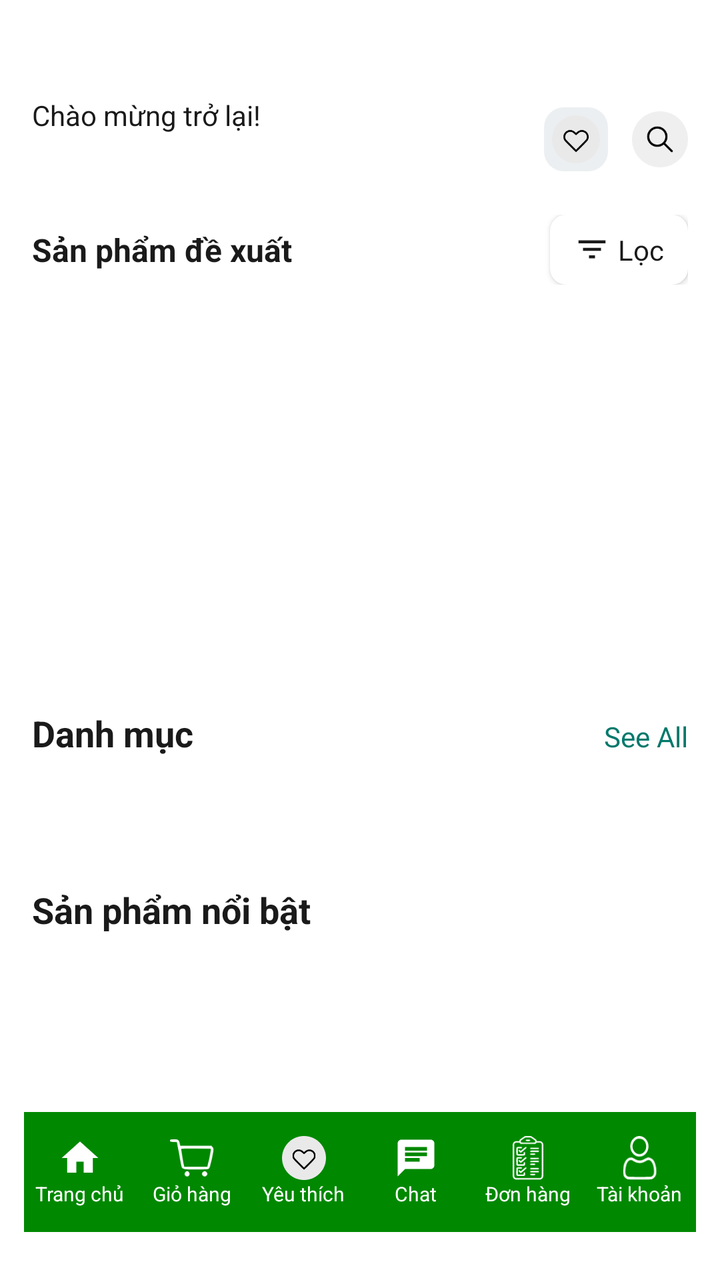
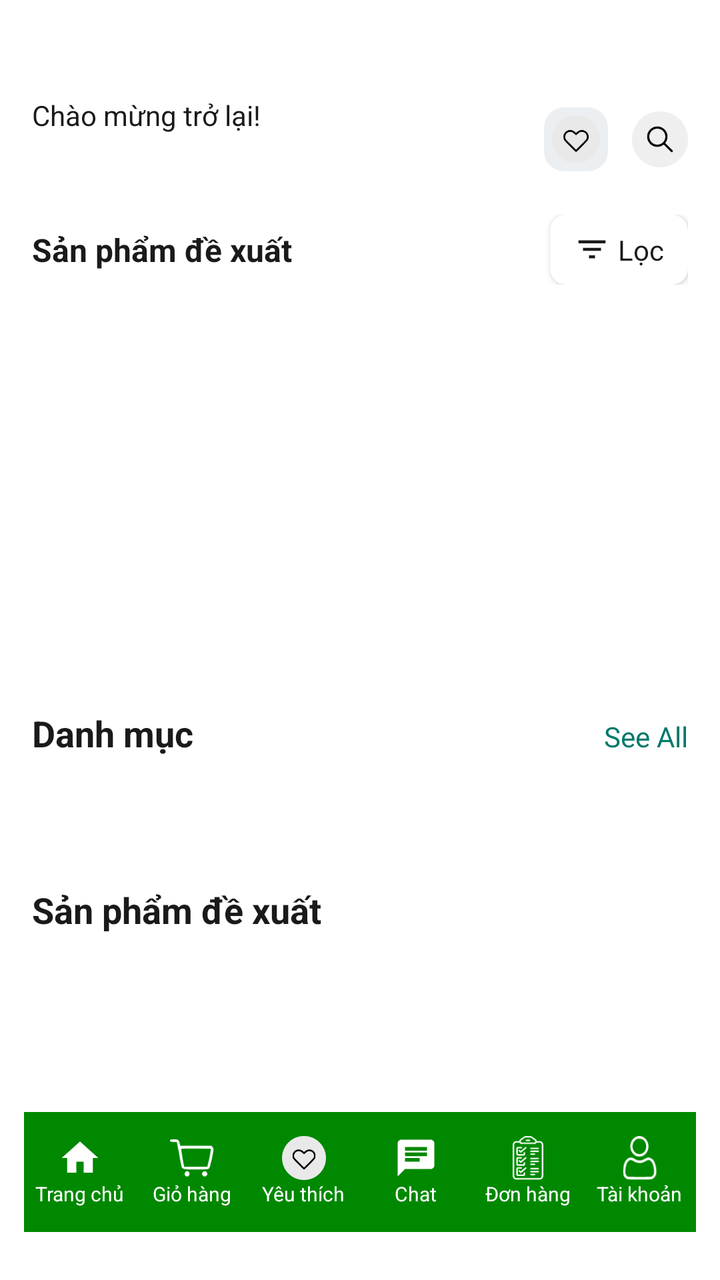

Compare the two renders of this Android layout. The source of the first and the diff that turns it into the second are given below.
<!-- AndroidManifest.xml: application theme Theme.DEMO -->
<!-- res/layout/activity_main.xml -->
<?xml version="1.0" encoding="utf-8"?>
<androidx.constraintlayout.widget.ConstraintLayout xmlns:android="http://schemas.android.com/apk/res/android"
    xmlns:app="http://schemas.android.com/apk/res-auto"
    xmlns:tools="http://schemas.android.com/tools"
    android:id="@+id/main"
    android:layout_width="match_parent"
    android:layout_height="match_parent"
    tools:context=".Activity.MainActivity">

    
    <androidx.core.widget.NestedScrollView
        android:id="@+id/mainScroll"
        android:layout_width="match_parent"
        android:layout_height="0dp"
        app:layout_constraintTop_toTopOf="parent"
        app:layout_constraintBottom_toTopOf="@id/bottomNav"
        android:fillViewport="true">

        <LinearLayout
            android:layout_width="match_parent"
            android:layout_height="wrap_content"
            android:orientation="vertical"
            android:paddingBottom="100dp">

            
            <LinearLayout
                android:layout_width="match_parent"
                android:layout_height="wrap_content"
                android:orientation="horizontal"
                android:paddingHorizontal="16dp"
                android:layout_marginTop="48dp"
                android:gravity="center_vertical">

                <LinearLayout
                    android:layout_width="0dp"
                    android:layout_height="wrap_content"
                    android:layout_weight="1"
                    android:orientation="vertical">

                    <TextView
                        android:layout_width="wrap_content"
                        android:layout_height="wrap_content"
                        android:text="Chào mừng trở lại!"
                        android:textColor="@color/black" />

                    <TextView
                        android:id="@+id/nametitle"
                        android:layout_width="wrap_content"
                        android:layout_height="wrap_content"
                        android:textSize="18sp"
                        android:textStyle="bold"
                        android:textColor="#ff7f50" />
                </LinearLayout>

                
                <ImageView
                    android:id="@+id/wishlistBtn"
                    android:layout_width="32dp"
                    android:layout_height="32dp"
                    android:layout_marginEnd="12dp"
                    android:padding="4dp"
                    android:background="@drawable/grey_bg"
                    android:src="@drawable/fav_icon"
                    android:contentDescription="Wishlist" />

                <ImageView
                    android:id="@+id/btnSearch"
                    android:layout_width="28dp"
                    android:layout_height="28dp"
                    app:srcCompat="@drawable/search_icon" />

                <SearchView
                    android:id="@+id/searchView"
                    android:layout_width="0dp"
                    android:layout_height="wrap_content"
                    android:layout_weight="1"
                    android:visibility="gone"
                    app:iconifiedByDefault="false"
                    app:queryHint="Tìm kiếm sản phẩm..." />

                <Button
                    android:id="@+id/btnSearchSubmit"
                    android:layout_width="wrap_content"
                    android:layout_height="wrap_content"
                    android:text="Tìm"
                    android:visibility="gone" />
            </LinearLayout>

            
            <LinearLayout
                android:id="@+id/filterBar"
                android:layout_width="match_parent"
                android:layout_height="wrap_content"
                android:orientation="horizontal"
                android:paddingHorizontal="16dp"
                android:layout_marginTop="16dp"
                android:gravity="center_vertical">

                <TextView
                    android:layout_width="wrap_content"
                    android:layout_height="wrap_content"
                    android:text="Sản phẩm đề xuất"
                    android:textSize="16sp"
                    android:textStyle="bold"
                    android:textColor="@color/black" />

                <View
                    android:layout_width="0dp"
                    android:layout_height="0dp"
                    android:layout_weight="1" />

                
                <androidx.cardview.widget.CardView
                    android:id="@+id/filterBtn"
                    android:layout_width="wrap_content"
                    android:layout_height="wrap_content"
                    android:layout_marginStart="8dp"
                    app:cardCornerRadius="8dp"
                    app:cardElevation="2dp">

                    <LinearLayout
                        android:layout_width="wrap_content"
                        android:layout_height="wrap_content"
                        android:orientation="horizontal"
                        android:paddingHorizontal="12dp"
                        android:paddingVertical="8dp"
                        android:gravity="center_vertical"
                        android:clickable="true"
                        android:focusable="true">

                        <ImageView
                            android:layout_width="18dp"
                            android:layout_height="18dp"
                            android:src="@drawable/baseline_filter_list_24" />

                        <TextView
                            android:layout_width="wrap_content"
                            android:layout_height="wrap_content"
                            android:text="Lọc"
                            android:textSize="14sp"
                            android:textColor="@color/black"
                            android:layout_marginStart="4dp" />
                    </LinearLayout>
                </androidx.cardview.widget.CardView>
            </LinearLayout>

            
            <androidx.constraintlayout.widget.ConstraintLayout
                android:layout_width="match_parent"
                android:layout_height="180dp"
                android:layout_marginTop="16dp">

                <androidx.viewpager2.widget.ViewPager2
                    android:id="@+id/viewPager2"
                    android:layout_width="match_parent"
                    android:layout_height="160dp"
                    app:layout_constraintTop_toTopOf="parent"
                    app:layout_constraintStart_toStartOf="parent"
                    app:layout_constraintEnd_toEndOf="parent" />

                <ProgressBar
                    android:id="@+id/progressBarSlider"
                    android:layout_width="wrap_content"
                    android:layout_height="wrap_content"
                    app:layout_constraintTop_toTopOf="parent"
                    app:layout_constraintBottom_toBottomOf="parent"
                    app:layout_constraintStart_toStartOf="parent"
                    app:layout_constraintEnd_toEndOf="parent" />

                <com.tbuonomo.viewpagerdotsindicator.DotsIndicator
                    android:id="@+id/dotIncator"
                    android:layout_width="wrap_content"
                    android:layout_height="wrap_content"
                    android:layout_marginTop="8dp"
                    android:visibility="gone"
                    app:dotsSize="6dp"
                    app:dotsSpacing="2dp"
                    app:dotsWidthFactor="2.5"
                    app:dotsCornerRadius="8dp"
                    app:dotsColor="@color/lightGrey"
                    app:selectedDotColor="@color/green"
                    app:layout_constraintTop_toBottomOf="@id/viewPager2"
                    app:layout_constraintStart_toStartOf="parent"
                    app:layout_constraintEnd_toEndOf="parent" />
            </androidx.constraintlayout.widget.ConstraintLayout>

            
            <LinearLayout
                android:layout_width="match_parent"
                android:layout_height="wrap_content"
                android:orientation="horizontal"
                android:paddingHorizontal="16dp"
                android:layout_marginTop="16dp">

                <TextView
                    android:id="@+id/textView6"
                    android:layout_width="0dp"
                    android:layout_height="wrap_content"
                    android:layout_weight="1"
                    android:text="@string/danh_m_c"
                    android:textColor="@color/black"
                    android:textSize="18sp"
                    android:textStyle="bold" />

                <TextView
                    android:text="See All"
                    android:textColor="@color/green"
                    android:layout_width="wrap_content"
                    android:layout_height="wrap_content" />
            </LinearLayout>

            
            <androidx.constraintlayout.widget.ConstraintLayout
                android:layout_width="match_parent"
                android:layout_height="wrap_content">

                <androidx.recyclerview.widget.RecyclerView
                    android:id="@+id/viewCategory"
                    android:layout_width="match_parent"
                    android:layout_height="wrap_content"
                    android:paddingHorizontal="8dp"
                    app:layout_constraintTop_toTopOf="parent"
                    app:layout_constraintStart_toStartOf="parent"
                    app:layout_constraintEnd_toEndOf="parent" />

                <ProgressBar
                    android:id="@+id/progressBarCategory"
                    android:layout_width="wrap_content"
                    android:layout_height="wrap_content"
                    app:layout_constraintTop_toTopOf="parent"
                    app:layout_constraintBottom_toBottomOf="parent"
                    app:layout_constraintStart_toStartOf="parent"
                    app:layout_constraintEnd_toEndOf="parent" />
            </androidx.constraintlayout.widget.ConstraintLayout>

            
            <androidx.constraintlayout.widget.ConstraintLayout
                android:layout_width="match_parent"
                android:layout_height="wrap_content"
                android:layout_marginTop="16dp"
                android:paddingBottom="16dp">

                <TextView
                    android:id="@+id/recommendedTitle"
                    android:layout_width="wrap_content"
                    android:layout_height="wrap_content"
                    android:text="@string/recommendation"
                    android:textSize="18sp"
                    android:textStyle="bold"
                    android:textColor="@color/black"
                    app:layout_constraintTop_toTopOf="parent"
                    app:layout_constraintStart_toStartOf="parent"
                    android:layout_marginStart="16dp" />

                <androidx.recyclerview.widget.RecyclerView
                    android:id="@+id/viewRecommendation"
                    android:layout_width="0dp"
                    android:layout_height="wrap_content"
                    android:paddingHorizontal="8dp"
                    app:layoutManager="androidx.recyclerview.widget.GridLayoutManager"
                    app:spanCount="2"
                    app:layout_constraintTop_toBottomOf="@id/recommendedTitle"
                    app:layout_constraintStart_toStartOf="parent"
                    app:layout_constraintEnd_toEndOf="parent" />

                <TextView
                    android:id="@+id/emptyRecommended"
                    android:layout_width="wrap_content"
                    android:layout_height="wrap_content"
                    android:text="Đang tải sản phẩm..."
                    android:textColor="@color/gray"
                    android:visibility="gone"
                    app:layout_constraintTop_toTopOf="parent"
                    app:layout_constraintBottom_toBottomOf="parent"
                    app:layout_constraintStart_toStartOf="parent"
                    app:layout_constraintEnd_toEndOf="parent" />

                <ProgressBar
                    android:id="@+id/progressBarRecommend"
                    android:layout_width="wrap_content"
                    android:layout_height="wrap_content"
                    app:layout_constraintTop_toTopOf="parent"
                    app:layout_constraintBottom_toBottomOf="parent"
                    app:layout_constraintStart_toStartOf="parent"
                    app:layout_constraintEnd_toEndOf="parent" />
            </androidx.constraintlayout.widget.ConstraintLayout>
        </LinearLayout>
    </androidx.core.widget.NestedScrollView>

    
    <LinearLayout
        android:id="@+id/bottomNav"
        android:layout_width="match_parent"
        android:layout_height="60dp"
        app:layout_constraintBottom_toBottomOf="parent"
        android:layout_marginHorizontal="12dp"
        android:layout_marginBottom="24dp"
        android:background="#008800"
        android:orientation="horizontal"
        android:gravity="center">

        
        <LinearLayout
            android:id="@+id/homeBtn"
            android:layout_width="0dp"
            android:layout_height="match_parent"
            android:layout_weight="1"
            android:gravity="center"
            android:orientation="vertical"
            android:clickable="true"
            android:focusable="true">

            <ImageView
                android:layout_width="22dp"
                android:layout_height="22dp"
                app:srcCompat="@drawable/baseline_home_24" />

            <TextView
                android:layout_width="wrap_content"
                android:layout_height="wrap_content"
                android:text="Trang chủ"
                android:textColor="@color/white"
                android:textSize="10sp" />
        </LinearLayout>

        
        <LinearLayout
            android:id="@+id/cartBtn"
            android:layout_width="0dp"
            android:layout_height="match_parent"
            android:layout_weight="1"
            android:gravity="center"
            android:orientation="vertical"
            android:clickable="true"
            android:focusable="true">

            <ImageView
                android:layout_width="22dp"
                android:layout_height="22dp"
                app:srcCompat="@drawable/btn_2" />

            <TextView
                android:layout_width="wrap_content"
                android:layout_height="wrap_content"
                android:text="Giỏ hàng"
                android:textColor="@color/white"
                android:textSize="10sp" />
        </LinearLayout>

        
        <LinearLayout
            android:id="@+id/wishlistBottomBtn"
            android:layout_width="0dp"
            android:layout_height="match_parent"
            android:layout_weight="1"
            android:gravity="center"
            android:orientation="vertical"
            android:clickable="true"
            android:focusable="true">

            <ImageView
                android:layout_width="22dp"
                android:layout_height="22dp"
                app:srcCompat="@drawable/fav_icon" />

            <TextView
                android:layout_width="wrap_content"
                android:layout_height="wrap_content"
                android:text="Yêu thích"
                android:textColor="@color/white"
                android:textSize="10sp" />
        </LinearLayout>

        
        <LinearLayout
            android:id="@+id/chatBtn"
            android:layout_width="0dp"
            android:layout_height="match_parent"
            android:layout_weight="1"
            android:gravity="center"
            android:orientation="vertical"
            android:clickable="true"
            android:focusable="true">

            <ImageView
                android:layout_width="22dp"
                android:layout_height="22dp"
                app:srcCompat="@drawable/baseline_chat_24" />

            <TextView
                android:layout_width="wrap_content"
                android:layout_height="wrap_content"
                android:text="Chat"
                android:textColor="@color/white"
                android:textSize="10sp" />
        </LinearLayout>

        
        <LinearLayout
            android:id="@+id/orderBtn"
            android:layout_width="0dp"
            android:layout_height="match_parent"
            android:layout_weight="1"
            android:gravity="center"
            android:orientation="vertical"
            android:clickable="true"
            android:focusable="true">

            <ImageView
                android:layout_width="22dp"
                android:layout_height="22dp"
                app:srcCompat="@drawable/btn_4" />

            <TextView
                android:layout_width="wrap_content"
                android:layout_height="wrap_content"
                android:text="Đơn hàng"
                android:textColor="@color/white"
                android:textSize="10sp" />
        </LinearLayout>

        
        <LinearLayout
            android:id="@+id/profileBtn"
            android:layout_width="0dp"
            android:layout_height="match_parent"
            android:layout_weight="1"
            android:gravity="center"
            android:orientation="vertical"
            android:clickable="true"
            android:focusable="true">

            <ImageView
                android:layout_width="22dp"
                android:layout_height="22dp"
                app:srcCompat="@drawable/btn_5" />

            <TextView
                android:layout_width="wrap_content"
                android:layout_height="wrap_content"
                android:text="Tài khoản"
                android:textColor="@color/white"
                android:textSize="10sp" />
        </LinearLayout>

    </LinearLayout>

</androidx.constraintlayout.widget.ConstraintLayout>
<!-- resources referenced by this layout -->
<resources>
  <color name="black">#FF1A1A1A</color>
  <color name="gray">#FF9E9E9E</color>
  <color name="green">#00796B</color>
  <color name="lightGrey">#ECEFF1</color>
  <color name="white">#FFFFFFFF</color>
  <!-- drawable baseline_chat_24 (drawable) -->
  <vector xmlns:android="http://schemas.android.com/apk/res/android" android:autoMirrored="true" android:height="27dp" android:tint="#FFFFFF" android:viewportHeight="24" android:viewportWidth="24" android:width="27dp">
        
      <path android:fillColor="@android:color/white" android:pathData="M20,2L4,2c-1.1,0 -1.99,0.9 -1.99,2L2,22l4,-4h14c1.1,0 2,-0.9 2,-2L22,4c0,-1.1 -0.9,-2 -2,-2zM6,9h12v2L6,11L6,9zM14,14L6,14v-2h8v2zM18,8L6,8L6,6h12v2z"/>
      
  </vector>
  <!-- drawable baseline_filter_list_24 (drawable) -->
  <?xml version="1.0" encoding="utf-8"?>
  <vector xmlns:android="http://schemas.android.com/apk/res/android"
      android:width="24dp"
      android:height="24dp"
      android:viewportWidth="24"
      android:viewportHeight="24">
      <path
          android:fillColor="@color/black"
          android:pathData="M10,18h4v-2h-4v2zM3,6v2h18V6H3zM6,13h12v-2H6v2z"/>
  </vector>
  <!-- drawable baseline_home_24 (drawable) -->
  <vector xmlns:android="http://schemas.android.com/apk/res/android" android:height="24dp" android:tint="#FFFFFF" android:viewportHeight="24" android:viewportWidth="24" android:width="24dp">
        
      <path android:fillColor="@android:color/white" android:pathData="M10,20v-6h4v6h5v-8h3L12,3 2,12h3v8z"/>
      
  </vector>
  <!-- drawable btn_2: png bitmap (drawable-hdpi, 704 bytes) -->
  <!-- drawable btn_4: png bitmap (drawable-hdpi, 863 bytes) -->
  <!-- drawable btn_5: png bitmap (drawable-hdpi, 763 bytes) -->
  <!-- drawable fav_icon: png bitmap (drawable-hdpi, 2056 bytes) -->
  <!-- drawable grey_bg (drawable) -->
  <?xml version="1.0" encoding="utf-8"?>
  <selector xmlns:android="http://schemas.android.com/apk/res/android">
      <item>
          <shape android:shape="rectangle">
              <corners android:radius="10dp"/>
              <solid android:color="@color/lightGrey"/>
          </shape>
      </item>
  </selector>
  <!-- drawable search_icon: png bitmap (drawable-hdpi, 1981 bytes) -->
  <string name="danh_m_c">Danh mục</string>
  <string name="recommendation">Sản phẩm nổi bật</string>
  <style name="Theme.DEMO" parent="Theme.MaterialComponents.DayNight.NoActionBar">
          
          <item name="colorPrimary">@color/purple_500</item>
          <item name="colorPrimaryVariant">@color/purple_700</item>
          <item name="colorOnPrimary">@color/white</item>
          
          <item name="colorSecondary">@color/teal_200</item>
          <item name="colorSecondaryVariant">@color/teal_700</item>
          <item name="colorOnSecondary">@color/black</item>
          
          <item name="android:statusBarColor" tools:targetApi="l">?attr/colorPrimaryVariant</item>
          
      </style>
  <color name="purple_500">#FF6200EE</color>
  <color name="purple_700">#FF3700B3</color>
  <color name="teal_200">#FF03DAC5</color>
  <color name="teal_700">#FF018786</color>
</resources>

<!-- the commit's change to res/layout/activity_main.xml (unified diff, before → after) -->
@@ -7,7 +7,6 @@
     android:layout_height="match_parent"
     tools:context=".Activity.MainActivity">
 
-    
     <androidx.core.widget.NestedScrollView
         android:id="@+id/mainScroll"
         android:layout_width="match_parent"
@@ -22,7 +21,6 @@
             android:orientation="vertical"
             android:paddingBottom="100dp">
 
-            
             <LinearLayout
                 android:layout_width="match_parent"
                 android:layout_height="wrap_content"
@@ -52,7 +50,6 @@
                         android:textColor="#ff7f50" />
                 </LinearLayout>
 
-                
                 <ImageView
                     android:id="@+id/wishlistBtn"
                     android:layout_width="32dp"
@@ -86,7 +83,6 @@
                     android:visibility="gone" />
             </LinearLayout>
 
-            
             <LinearLayout
                 android:id="@+id/filterBar"
                 android:layout_width="match_parent"
@@ -109,7 +105,6 @@
                     android:layout_height="0dp"
                     android:layout_weight="1" />
 
-                
                 <androidx.cardview.widget.CardView
                     android:id="@+id/filterBtn"
                     android:layout_width="wrap_content"
@@ -144,7 +139,6 @@
                 </androidx.cardview.widget.CardView>
             </LinearLayout>
 
-            
             <androidx.constraintlayout.widget.ConstraintLayout
                 android:layout_width="match_parent"
                 android:layout_height="180dp"
@@ -184,7 +178,6 @@
                     app:layout_constraintEnd_toEndOf="parent" />
             </androidx.constraintlayout.widget.ConstraintLayout>
 
-            
             <LinearLayout
                 android:layout_width="match_parent"
                 android:layout_height="wrap_content"
@@ -209,7 +202,6 @@
                     android:layout_height="wrap_content" />
             </LinearLayout>
 
-            
             <androidx.constraintlayout.widget.ConstraintLayout
                 android:layout_width="match_parent"
                 android:layout_height="wrap_content">
@@ -233,7 +225,6 @@
                     app:layout_constraintEnd_toEndOf="parent" />
             </androidx.constraintlayout.widget.ConstraintLayout>
 
-            
             <androidx.constraintlayout.widget.ConstraintLayout
                 android:layout_width="match_parent"
                 android:layout_height="wrap_content"
@@ -244,7 +235,7 @@
                     android:id="@+id/recommendedTitle"
                     android:layout_width="wrap_content"
                     android:layout_height="wrap_content"
-                    android:text="@string/recommendation"
+                    android:text="Sản phẩm đề xuất"
                     android:textSize="18sp"
                     android:textStyle="bold"
                     android:textColor="@color/black"
@@ -254,9 +245,10 @@
 
                 <androidx.recyclerview.widget.RecyclerView
                     android:id="@+id/viewRecommendation"
-                    android:layout_width="0dp"
+                    android:layout_width="match_parent"
                     android:layout_height="wrap_content"
                     android:paddingHorizontal="8dp"
+                    android:clipToPadding="false"
                     app:layoutManager="androidx.recyclerview.widget.GridLayoutManager"
                     app:spanCount="2"
                     app:layout_constraintTop_toBottomOf="@id/recommendedTitle"
@@ -287,7 +279,6 @@
         </LinearLayout>
     </androidx.core.widget.NestedScrollView>
 
-    
     <LinearLayout
         android:id="@+id/bottomNav"
         android:layout_width="match_parent"
@@ -299,7 +290,6 @@
         android:orientation="horizontal"
         android:gravity="center">
 
-        
         <LinearLayout
             android:id="@+id/homeBtn"
             android:layout_width="0dp"
@@ -323,7 +313,6 @@
                 android:textSize="10sp" />
         </LinearLayout>
 
-        
         <LinearLayout
             android:id="@+id/cartBtn"
             android:layout_width="0dp"
@@ -347,7 +336,6 @@
                 android:textSize="10sp" />
         </LinearLayout>
 
-        
         <LinearLayout
             android:id="@+id/wishlistBottomBtn"
             android:layout_width="0dp"
@@ -371,7 +359,6 @@
                 android:textSize="10sp" />
         </LinearLayout>
 
-        
         <LinearLayout
             android:id="@+id/chatBtn"
             android:layout_width="0dp"
@@ -395,7 +382,6 @@
                 android:textSize="10sp" />
         </LinearLayout>
 
-        
         <LinearLayout
             android:id="@+id/orderBtn"
             android:layout_width="0dp"
@@ -419,7 +405,6 @@
                 android:textSize="10sp" />
         </LinearLayout>
 
-        
         <LinearLayout
             android:id="@+id/profileBtn"
             android:layout_width="0dp"
<!-- resource entries referenced after the edit -->
@@ -44,7 +44,6 @@
   </selector>
   <!-- drawable search_icon: png bitmap (drawable-hdpi, 1981 bytes) -->
   <string name="danh_m_c">Danh mục</string>
-  <string name="recommendation">Sản phẩm nổi bật</string>
   <style name="Theme.DEMO" parent="Theme.MaterialComponents.DayNight.NoActionBar">
           
           <item name="colorPrimary">@color/purple_500</item>
